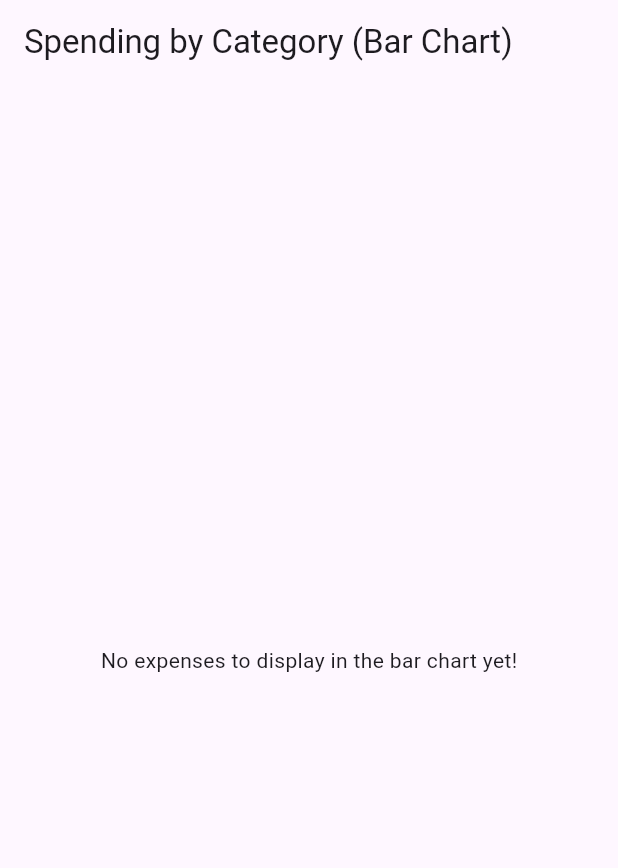
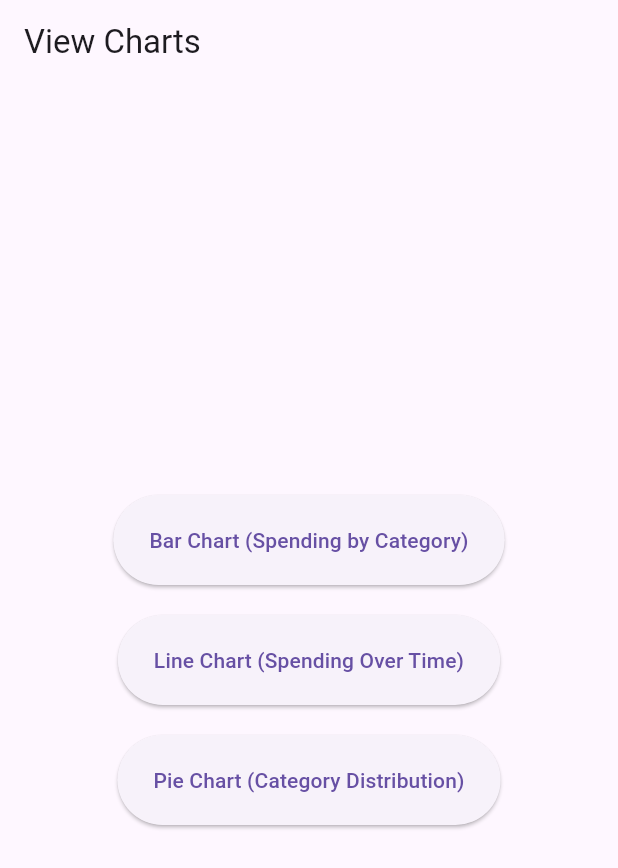
Before and after one commit to 000MH000/201708781-mohammed-ALTaie-comp4768-a3, a Flutter app: the screen it shows after launch, after a tap on the "show chart" icon, on a phone screen of 412 x 824 dp. Shown: the top 868 px of the screen. Run offline on Flutter 3.47's test engine with Material 3 defaults, Android fonts, the phone set to English and light mode, and no system bars; our stand-ins replace fl_chart, flutter_riverpod, go_router, hive, hive_flutter; accounts and stored records are empty.

Commit message:
feat: Implement comprehensive chart navigation and fix back button issues

```diff
--- a/lib/main.dart
+++ b/lib/main.dart
@@ -1,25 +1,29 @@
 import 'package:flutter/material.dart';
+import 'package:flutter_riverpod/flutter_riverpod.dart';
+import 'package:go_router/go_router.dart';
 import 'package:hive_flutter/hive_flutter.dart';
-import 'package:path_provider/path_provider.dart';
-import 'package:flutter_riverpod/flutter_riverpod.dart'; // Import Riverpod
-import 'services/hive_service.dart';
-import 'routing/app_router.dart'; // Import your AppRouter
+import 'routing/app_router.dart';
+import 'models/expense.dart'; // <--- KEEP THIS IMPORT (Expense model and its adapter)
+
+// REMOVE THIS LINE: import 'models/expense.g.dart'; // <--- THIS LINE MUST BE DELETED
 
 void main() async {
   WidgetsFlutterBinding.ensureInitialized();
-  await _initHive(); // Initialize Hive before running the app
+
+  // Initialize Hive and register adapter globally
+  await Hive.initFlutter();
+  if (!Hive.isAdapterRegistered(0)) { // Assuming ExpenseAdapter is typeId 0
+    // ExpenseAdapter is available via the 'models/expense.dart' import
+    Hive.registerAdapter(ExpenseAdapter());
+  }
+  // Open the box once globally
+  await Hive.openBox<Expense>('expenses');
+
   runApp(
-    const ProviderScope( // Wrap your app with ProviderScope for Riverpod
+    const ProviderScope( // Wrap your app with ProviderScope
       child: MyApp(),
     ),
   );
-}
-
-Future<void> _initHive() async {
-  final appDocumentDir = await getApplicationDocumentsDirectory();
-  Hive.init(appDocumentDir.path);
-  // Initialize HiveService here and open the box
-  await HiveService().init(); // Call the init method of your HiveService
 }
 
 class MyApp extends StatelessWidget {
@@ -27,13 +31,12 @@ class MyApp extends StatelessWidget {
 
   @override
   Widget build(BuildContext context) {
-    return MaterialApp.router( // Use MaterialApp.router for GoRouter
+    return MaterialApp.router(
       title: 'Expense Tracker',
       theme: ThemeData(
         primarySwatch: Colors.blue,
-        visualDensity: VisualDensity.adaptivePlatformDensity,
       ),
-      routerConfig: AppRouter.router, // Pass your GoRouter instance here
+      routerConfig: AppRouter.router,
     );
   }
 }
--- a/lib/providers/expense_provider.dart
+++ b/lib/providers/expense_provider.dart
@@ -1,20 +1,20 @@
-import 'package:flutter/material.dart'; // Needed for ChangeNotifier
+import 'package:flutter/material.dart';
 import 'package:flutter_riverpod/flutter_riverpod.dart';
+import 'package:hive_flutter/hive_flutter.dart'; // <--- ADD THIS IMPORT
 import '../models/expense.dart';
-import '../services/hive_service.dart';
+// import '../services/hive_service.dart'; // This import is no longer strictly needed if HiveService is unused by Notifier
 
 // This is the provider that will expose our ExpenseNotifier
 final expenseProvider = ChangeNotifierProvider<ExpenseNotifier>((ref) {
-  // You can access other providers here if needed, e.g., ref.watch(someOtherProvider)
   return ExpenseNotifier();
 });
 
 // The ChangeNotifier class that manages the state of expenses
 class ExpenseNotifier extends ChangeNotifier {
-  final HiveService _hiveService = HiveService(); // Instantiate HiveService
-  List<Expense> _expenses = []; // Private list of expenses
+  // Removed explicit HiveService instance, accessing Hive.box directly
+  List<Expense> _expenses = [];
 
-  List<Expense> get expenses => _expenses; // Public getter for expenses
+  List<Expense> get expenses => _expenses;
 
   ExpenseNotifier() {
     _loadExpenses(); // Load expenses when the provider is initialized
@@ -22,33 +22,30 @@ class ExpenseNotifier extends ChangeNotifier {
 
   // Load expenses from Hive
   Future<void> _loadExpenses() async {
-    _expenses = _hiveService.getExpenses();
-    notifyListeners(); // Notify listeners (UI) that data has changed
+    final expenseBox = Hive.box<Expense>('expenses');
+    _expenses = expenseBox.values.toList();
+    notifyListeners();
   }
 
   // Add a new expense
   Future<void> addExpense(Expense expense) async {
-    await _hiveService.addExpense(expense);
-    _expenses.add(expense); // Add to local list
-    notifyListeners(); // Notify listeners
+    final expenseBox = Hive.box<Expense>('expenses');
+    await expenseBox.add(expense);
+    await _loadExpenses();
   }
 
   // Update an existing expense
   Future<void> updateExpense(Expense updatedExpense) async {
-    await _hiveService.updateExpense(updatedExpense);
-    // Find the index of the updated expense and replace it
-    final index = _expenses.indexWhere((e) => e.key == updatedExpense.key);
-    if (index != -1) {
-      _expenses[index] = updatedExpense;
-    }
-    notifyListeners(); // Notify listeners
+    // Hive's .save() method on a HiveObject instance is enough to update it
+    await updatedExpense.save();
+    await _loadExpenses();
   }
 
   // Delete an expense
   Future<void> deleteExpense(Expense expense) async {
-    await _hiveService.deleteExpense(expense);
-    _expenses.removeWhere((e) => e.key == expense.key); // Remove from local list
-    notifyListeners(); // Notify listeners
+    // Hive's .delete() method on a HiveObject instance is enough to delete it
+    await expense.delete();
+    await _loadExpenses();
   }
 
   // Get expenses sorted by date for line chart
--- a/lib/routing/app_router.dart
+++ b/lib/routing/app_router.dart
@@ -1,63 +1,61 @@
+// lib/routing/app_router.dart
 import 'package:go_router/go_router.dart';
-import 'package:flutter/material.dart'; // Needed for MaterialPage
+import 'package:flutter/material.dart';
 
-// Import placeholder screens for now. We'll create these files later.
+// Import all your screens
 import '../screens/list_screen.dart';
 import '../screens/add_edit_screen.dart';
 import '../screens/chart_screens/bar_chart_screen.dart';
 import '../screens/chart_screens/line_chart_screen.dart';
 import '../screens/chart_screens/pie_chart_screen.dart';
+import '../screens/chart_screens/chart_selection_screen.dart'; // <--- NEW IMPORT
 
 class AppRouter {
   static final _rootNavigatorKey = GlobalKey<NavigatorState>();
-  static final _shellNavigatorKey = GlobalKey<NavigatorState>();
+  // static final _shellNavigatorKey = GlobalKey<NavigatorState>(); // Not strictly needed for this setup
 
   static final GoRouter router = GoRouter(
-    initialLocation: '/list', // Set the initial route for the app
+    initialLocation: '/list',
     navigatorKey: _rootNavigatorKey,
     routes: [
-      // Main screen (list of expenses)
       GoRoute(
         path: '/',
-        redirect: (_, __) => '/list', // Redirect root to list screen
+        redirect: (_, __) => '/list',
       ),
       GoRoute(
         path: '/list',
         builder: (context, state) => const ExpenseListScreen(),
       ),
-
-      // Add Expense screen
       GoRoute(
         path: '/add',
         builder: (context, state) => const AddEditExpenseScreen(),
       ),
-
-      // Edit Expense screen (takes an optional ID parameter)
       GoRoute(
-        path: '/edit/:id', // :id is a path parameter
+        path: '/edit/:id',
         builder: (context, state) {
           final String? expenseId = state.pathParameters['id'];
-          // For now, we'll pass null if ID isn't provided or not needed.
-          // We'll refine this when we implement the actual edit logic.
           return AddEditExpenseScreen(expenseId: expenseId);
         },
       ),
-
-      // Chart screens
+      // NEW ROUTE for Chart Selection Screen
       GoRoute(
-        path: '/charts/bar',
+        path: '/charts', // This will now go to the selection screen
+        builder: (context, state) => const ChartSelectionScreen(),
+      ),
+      // Individual chart routes remain children of charts for clear pathing if needed
+      GoRoute(
+        path: '/charts/bar', // Specific route for bar chart
         builder: (context, state) => const BarChartScreen(),
       ),
       GoRoute(
-        path: '/charts/line',
+        path: '/charts/line', // Specific route for line chart
         builder: (context, state) => const LineChartScreen(),
       ),
       GoRoute(
-        path: '/charts/pie',
+        path: '/charts/pie', // Specific route for pie chart
         builder: (context, state) => const PieChartScreen(),
       ),
     ],
-    // Optional: Error screen or redirect for unknown routes
     errorBuilder: (context, state) => Scaffold(
       appBar: AppBar(title: const Text('Error')),
       body: Center(
--- a/lib/screens/add_edit_screen.dart
+++ b/lib/screens/add_edit_screen.dart
@@ -128,7 +128,9 @@ class _AddEditExpenseScreenState extends ConsumerState<AddEditExpenseScreen> {
           const SnackBar(content: Text('Expense updated successfully!')),
         );
       }
-      context.go('/list'); // Navigate back to the list screen
+      // context.go('/list');
+      context.pop(); // <--- Change this to go back to the previous screen
+                       // (which should be the list screen if you pushed to add/edit)
     }
   }
 
--- /dev/null
+++ b/lib/screens/chart_screens/chart_selection_screen.dart
@@ -0,0 +1,61 @@
+// lib/screens/chart_screens/chart_selection_screen.dart
+import 'package:flutter/material.dart';
+import 'package:go_router/go_router.dart';
+
+class ChartSelectionScreen extends StatelessWidget {
+  const ChartSelectionScreen({super.key});
+
+  @override
+  Widget build(BuildContext context) {
+    return Scaffold(
+      appBar: AppBar(
+        title: const Text('View Charts'),
+      ),
+      body: Center(
+        child: Column(
+          mainAxisAlignment: MainAxisAlignment.center,
+          children: [
+            ElevatedButton(
+              onPressed: () {
+                context.go('/charts/bar');
+              },
+              style: ElevatedButton.styleFrom(
+                minimumSize: const Size(200, 60), // Make buttons larger
+              ),
+              child: const Text(
+                'Bar Chart (Spending by Category)',
+                textAlign: TextAlign.center,
+              ),
+            ),
+            const SizedBox(height: 20),
+            ElevatedButton(
+              onPressed: () {
+                context.go('/charts/line');
+              },
+              style: ElevatedButton.styleFrom(
+                minimumSize: const Size(200, 60),
+              ),
+              child: const Text(
+                'Line Chart (Spending Over Time)',
+                textAlign: TextAlign.center,
+              ),
+            ),
+            const SizedBox(height: 20),
+            ElevatedButton(
+              onPressed: () {
+                context.go('/charts/pie'); // Assuming you'll implement a Pie Chart
+              },
+              style: ElevatedButton.styleFrom(
+                minimumSize: const Size(200, 60),
+              ),
+              child: const Text(
+                'Pie Chart (Category Distribution)',
+                textAlign: TextAlign.center,
+              ),
+            ),
+          ],
+        ),
+      ),
+    );
+  }
+}
--- a/lib/screens/list_screen.dart
+++ b/lib/screens/list_screen.dart
@@ -21,12 +21,18 @@ class ExpenseListScreen extends ConsumerWidget {
         title: const Text('Expense List'),
         actions: [
           IconButton(
-            icon: const Icon(Icons.show_chart),
+            icon: const Icon(Icons.show_chart), // You can keep this icon
             onPressed: () {
-              // TODO: Implement a way to navigate to charts (e.g., a chart selection screen or direct to bar chart for now)
-              context.go('/charts/bar'); // Example: Navigate to bar chart
+              context.go('/charts'); // <--- NAVIGATE TO CHART SELECTION SCREEN
             },
           ),
+          // You might also add an add button here if you want it in the app bar
+          // IconButton(
+          //   icon: const Icon(Icons.add),
+          //   onPressed: () {
+          //     context.go('/add');
+          //   },
+          // ),
         ],
       ),
       body: expenses.isEmpty
@@ -96,7 +102,7 @@ class ExpenseListScreen extends ConsumerWidget {
                           // Navigate to edit screen with expense ID (Hive key)
                           // GoRouter uses key directly for HiveObject
                           if (expense.key != null) {
-                            context.go('/edit/${expense.key}');
+                            context.push('/edit/${expense.key}'); // <--- Change to push
                           } else {
                             // Handle case where expense doesn't have a key yet (shouldn't happen for saved expenses)
                             ScaffoldMessenger.of(context).showSnackBar(
@@ -120,9 +126,9 @@ class ExpenseListScreen extends ConsumerWidget {
           );
         },
       ),
-      floatingActionButton: FloatingActionButton(
+      floatingActionButton: FloatingActionButton( // Assuming you want an add button here
         onPressed: () {
-          context.go('/add'); // Navigate to the add expense screen
+          context.push('/add'); // <--- Change to push
         },
         child: const Icon(Icons.add),
       ),
--- a/lib/services/hive_service.dart
+++ b/lib/services/hive_service.dart
@@ -1,38 +1,38 @@
+// lib/services/hive_service.dart
 import 'package:hive_flutter/hive_flutter.dart';
+// import 'package:flutter_riverpod/flutter_riverpod.dart'; // No longer strictly needed here
 import '../models/expense.dart'; // Import your Expense model
 
+// If you want to keep this class, it now acts more as a wrapper around Hive.box
+// rather than handling the global initialization/opening.
 class HiveService {
-  static const String _expenseBoxName = 'expenses';
-  late Box<Expense> _expenseBox;
+  static const String _expenseBoxName = 'expenses'; // Keep for consistency
 
-  // Initialize Hive and open the expense box
-  Future<void> init() async {
-    if (!Hive.isAdapterRegistered(0)) { // Check if adapter is not already registered
-      Hive.registerAdapter(ExpenseAdapter()); // Register the generated adapter
-    }
-    _expenseBox = await Hive.openBox<Expense>(_expenseBoxName);
+  // No longer needs an init() method if main.dart handles global init
+
+  // Helper to get the already opened box
+  Box<Expense> get _box {
+    // This assumes Hive.openBox has already been called in main.dart
+    return Hive.box<Expense>(_expenseBoxName);
   }
 
   // Get all expenses
   List<Expense> getExpenses() {
-    return _expenseBox.values.toList();
+    return _box.values.toList();
   }
 
   // Add a new expense
   Future<void> addExpense(Expense expense) async {
-    await _expenseBox.add(expense);
+    await _box.add(expense);
   }
 
   // Update an existing expense
   Future<void> updateExpense(Expense expense) async {
-    // HiveObject has a key, which is useful for updating
-    // If you need to update by an ID, you'd find the expense by ID first.
-    // For now, assuming expense object passed already has its key if it's from the box
-    await expense.save(); // Save method is available on HiveObject
+    await expense.save();
   }
 
   // Delete an expense
   Future<void> deleteExpense(Expense expense) async {
-    await expense.delete(); // Delete method is available on HiveObject
+    await expense.delete();
   }
 }
```
Also changed, not shown: lib/screens/chart_screens/bar_chart_screen.dart (+23 -2 lines), lib/screens/chart_screens/line_chart_screen.dart (+19 -4 lines), lib/screens/chart_screens/pie_chart_screen.dart (+16 -1 lines).
